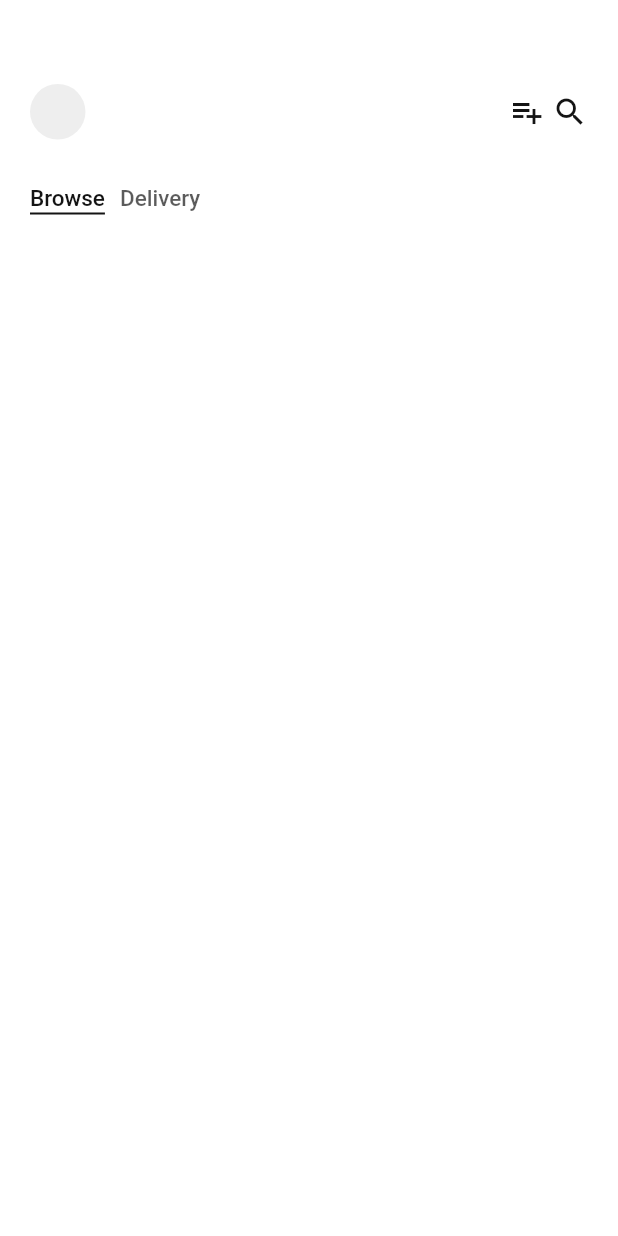
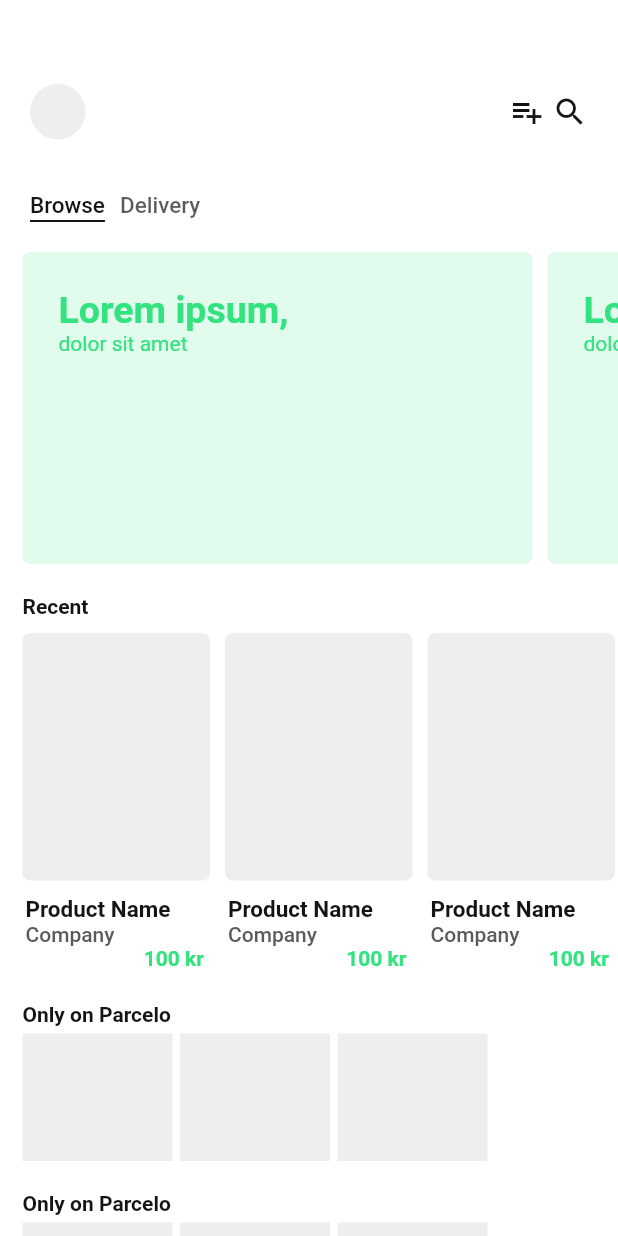
Before and after one commit to alexanderbsingh/parcelo_flutterapp, a Flutter app: the screen it shows after launch, on a phone screen of 412 x 824 dp. Run offline on Flutter 3.47's test engine with Material 2 defaults, Android fonts, the phone set to English and light mode, and no system bars; Roboto replaces fonts that are missing (Asap).

Commit message:
Fixed more on browse

```diff
--- a/lib/argParcelo.dart
+++ b/lib/argParcelo.dart
@@ -1,10 +1,12 @@
 class ArgParcelo {
   static const double margin =  20;
+
+  static const double cornerRadius = 5;
 
   //Text, app
   static const double header = 17;
   static const double subHeader = 14;
-  static const double largeHeader = 28;
+  static const double largeHeader = 25;
 
   //Text, products
   static const double productTitleSmall = 15;
--- a/lib/colorsParcelo.dart
+++ b/lib/colorsParcelo.dart
@@ -2,6 +2,7 @@ import 'dart:ui';
 
 class ColorsParcelo {
   static const PrimaryColor =  Color(0xFF32E37F);
+  static const PrimaryColorLight = Color(0x2013DE6B);
   static const AccentColor =  Color(0xFFFF8E7E);
   static const LightGreyColor =  Color(0xFFEEEEEE);
   static const PrimaryTextColor =  Color(0xFF141414);
--- a/lib/home/browse.dart
+++ b/lib/home/browse.dart
@@ -1,10 +1,79 @@
 import 'package:flutter/material.dart';
+import 'package:parcelo/colorsParcelo.dart';
+import 'package:parcelo/home/cells/productCell.dart';
+import 'package:parcelo/home/cells/topCell.dart';
+import '../argParcelo.dart';
+import 'cellHeight.dart';
 
 class Browse extends StatelessWidget {
+  var headers = ['Lorem ipsum,', 'Lorem ipsum,', 'Lorem ipsum,', 'Lorem ipsum,'];
+  var subHeaders = ['dolor sit amet'];
+  var typeHeader = ['', 'Recent', 'Only on Parcelo', 'Only on Parcelo'];
+  var typeList = ['top', 'product', '', ''];
+
   @override
   Widget build(BuildContext context) {
-    return Container(
-      color: Colors.white10,
+    return ListView.builder(
+      physics: const NeverScrollableScrollPhysics(),
+      itemBuilder: (context, position1) {
+        return Column(
+          crossAxisAlignment: CrossAxisAlignment.start,
+          children: <Widget>[
+            if(typeHeader[position1].isNotEmpty) Padding(
+              padding: const EdgeInsets.only(left: 15, top: 10),
+              child: Text(
+                typeHeader[position1],
+                style: TextStyle(
+                  color: ColorsParcelo.PrimaryTextColor,
+                  fontWeight: FontWeight.w600,
+                  fontSize: ArgParcelo.subHeader
+                ),
+              ),
+            ),
+
+            Container(
+              height: CellHeight(typeList[position1]),
+              child: ListView.builder(
+                scrollDirection: Axis.horizontal,
+                itemBuilder: (context, position2) {
+                  if(typeList[position1] == 'top') {
+                    if(position2 != 0) {
+                      return topCell(context, headers[0], subHeaders[0]);
+                    } else {
+                      return Padding(padding: EdgeInsets.only(left: 15),);
+                    }
+
+                  } else if(typeList[position1] == 'product'){
+                    if(position2 != 0) {
+                      return productCell(context, typeHeader[0]);
+                    } else {
+                      return Padding(padding: EdgeInsets.only(left: 15),);
+                    }
+
+                  } else {
+                    if(position2 != 0) {
+                      return Padding(
+                        padding: const EdgeInsets.only(right: 5, top: 5, bottom: 10),
+                        child: Container(
+                          height: 150,
+                          width: 100,
+                          color: ColorsParcelo.LightGreyColor,
+                        ),
+                      );                    } else {
+                      return Padding(padding: EdgeInsets.only(left: 15),);
+                    }
+
+
+                  }
+                },
+                itemCount: 4,
+              ),
+            ),
+          ],
+        );
+
+      },
+      itemCount: typeList.length,
     );
   }
 }
--- /dev/null
+++ b/lib/home/cellHeight.dart
@@ -0,0 +1,21 @@
+double CellHeight(String type) {
+  switch (type) {
+    case "top":
+      {
+        return 218;
+      }
+      break;
+
+    case "product":
+      {
+        return 246;
+      }
+      break;
+
+    default:
+      {
+        return 100;
+      }
+  }
+
+}
--- /dev/null
+++ b/lib/home/cells/productCell.dart
@@ -0,0 +1,62 @@
+import 'package:flutter/cupertino.dart';
+
+import '../../argParcelo.dart';
+import '../../colorsParcelo.dart';
+
+Widget productCell(BuildContext context, String typeHeader) {
+  return Padding(
+    padding: const EdgeInsets.only(top: 10, right: 10),
+    child: Column(
+      crossAxisAlignment: CrossAxisAlignment.start,
+      children: <Widget>[
+
+        Container(
+          height: 165,
+          width: 125,
+          decoration: BoxDecoration(
+              color: ColorsParcelo.LightGreyColor,
+              shape: BoxShape.rectangle,
+              borderRadius: BorderRadius.circular(ArgParcelo.cornerRadius)
+          ),
+        ),
+
+        Padding(
+          padding: const EdgeInsets.only(left: 2, top: 10.0),
+          child: Column(
+            crossAxisAlignment: CrossAxisAlignment.start,
+            children: <Widget>[
+              Text('Product Name',
+                style: TextStyle(
+                    color: ColorsParcelo.PrimaryTextColor,
+                    fontWeight: FontWeight.w600,
+                    fontSize: ArgParcelo.productTitleSmall
+                ),
+              ),
+
+              Text('Company',
+                style: TextStyle(
+                    color: ColorsParcelo.SecondaryTextColor,
+                    fontWeight: FontWeight.w500,
+                    fontSize: ArgParcelo.subHeader
+                ),
+              ),
+            ],
+          ),
+        ),
+
+        Container(
+          alignment: Alignment.bottomRight,
+          padding: EdgeInsets.only(right: 4),
+          width: 125,
+          child: Text('100 kr',
+            style: TextStyle(
+                color: ColorsParcelo.PrimaryColor,
+                fontWeight: FontWeight.w600,
+                fontSize: ArgParcelo.subHeader
+            ),
+          ),
+        )
+      ],
+    ),
+  );
+}
--- /dev/null
+++ b/lib/home/cells/topCell.dart
@@ -0,0 +1,42 @@
+
+import 'package:flutter/cupertino.dart';
+
+import '../../argParcelo.dart';
+import '../../colorsParcelo.dart';
+
+Widget topCell(BuildContext context, String titleHeader, titleSubHeader) {
+  return Padding(
+    padding: const EdgeInsets.only(top: 0, bottom: 10, right: 10),
+    child: Container(
+      height: 218,
+      width: 340,
+      padding: EdgeInsets.only(left: 24, top: 24),
+      decoration: BoxDecoration(
+          color: ColorsParcelo.PrimaryColorLight,
+          shape: BoxShape.rectangle,
+          borderRadius: BorderRadius.circular(ArgParcelo.cornerRadius)
+      ),
+      child: Column(
+        crossAxisAlignment: CrossAxisAlignment.start,
+        children: <Widget>[
+          Text(
+            titleHeader,
+            style: TextStyle(
+                fontSize: ArgParcelo.largeHeader,
+                fontWeight: FontWeight.w600,
+                color: ColorsParcelo.PrimaryColor
+            ),
+          ),
+          Text(
+            titleSubHeader,
+            style: TextStyle(
+                fontSize: ArgParcelo.subHeader,
+                color: ColorsParcelo.PrimaryColor,
+                fontStyle: FontStyle.normal
+            ),
+          )
+        ],
+      ),
+    ),
+  );
+}
--- a/lib/home/delivery.dart
+++ b/lib/home/delivery.dart
@@ -5,7 +5,10 @@ class Delivery extends StatelessWidget {
   @override
   Widget build(BuildContext context) {
     return Container(
-      color: ColorsParcelo.PrimaryColor,
+      height: 100,
+      alignment: Alignment.topCenter,
+      padding: EdgeInsets.only(top: 50),
+      child: Text('Delivery'),
     );
   }
 }
--- a/lib/home/home.dart
+++ b/lib/home/home.dart
@@ -42,7 +42,7 @@ class _HomeState extends State<Home> with SingleTickerProviderStateMixin {
               child: ListView(
                 children: <Widget>[
                   Padding(
-                    padding: EdgeInsets.only(top: 10),
+                    padding: EdgeInsets.only(top: 15),
                   ),
                   Container(
                     height: 40,
@@ -80,7 +80,7 @@ class _HomeState extends State<Home> with SingleTickerProviderStateMixin {
 
                   Container(
                     height: 10000,
-                    padding: EdgeInsets.only(left: 10, right: 10),
+                    padding: EdgeInsets.only(left: 0, right: 0),
                     child: TabBarView(
                         controller: _tabController,
                         children: [
--- a/lib/profile/profileTop.dart
+++ b/lib/profile/profileTop.dart
@@ -54,7 +54,7 @@ Widget profileTop(BuildContext context) {
                 alignment: Alignment.center,
                 width: 52,
                 height: 20,
-                decoration: new BoxDecoration(
+                decoration: BoxDecoration(
                     color: ColorsParcelo.PrimaryColor,
                     shape: BoxShape.rectangle,
                     borderRadius: BorderRadius.circular(10)
--- a/pubspec.yaml
+++ b/pubspec.yaml
@@ -14,7 +14,7 @@ description: Delivery on demand
 version: 1.0.0+1
 
 environment:
-  sdk: ">=2.1.0 <3.0.0"
+  sdk: ">=2.2.2 <3.0.0"
 
 dependencies:
   flutter:
```
